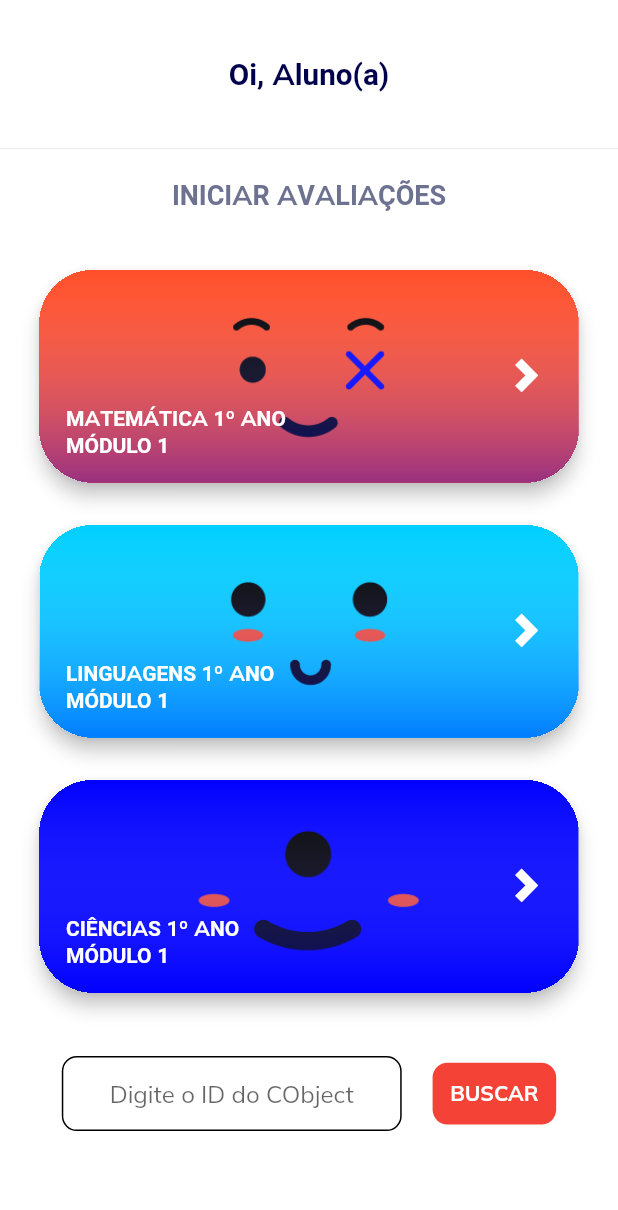
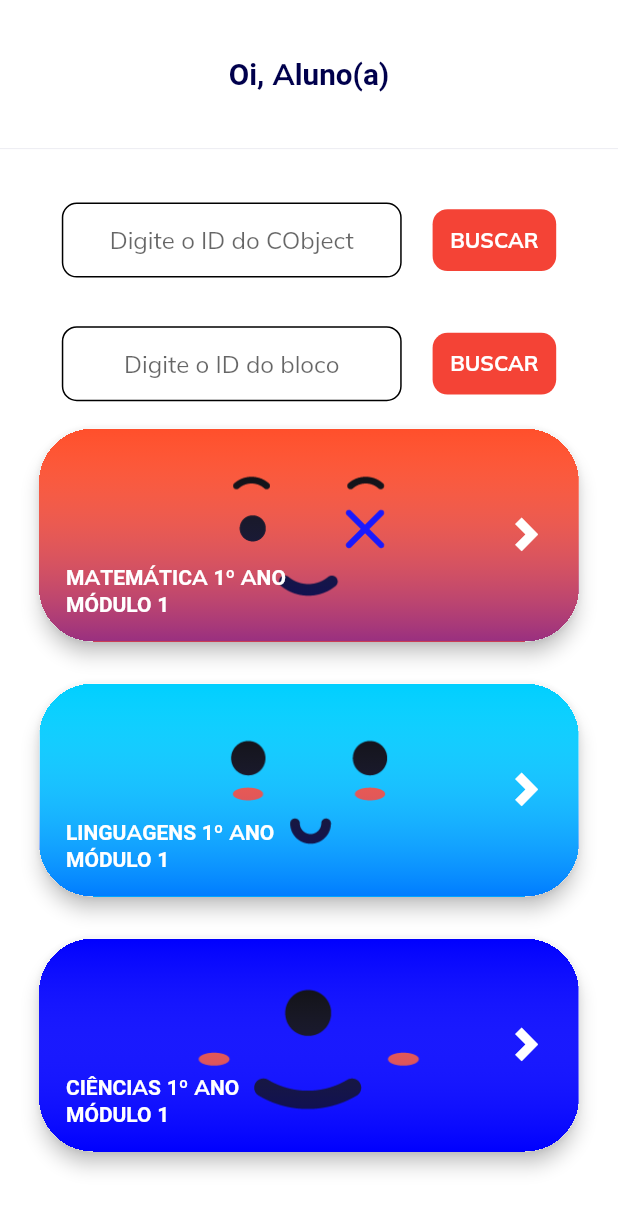
Before and after one commit to ipti/br.ipti.org.synapseedu.app, a Flutter app: the AdminPage screen opened by its route, after a tap on "MATEMÁTICA 1º ANO", on a phone screen of 412 x 824 dp. Shown: the top 1210 px of the screen. Run offline on Flutter 3.47's test engine with Material 2 defaults, Android fonts, the light colour scheme and no system bars; our stand-ins replace audioplayers, dio, file, flutter_riverpod, google_fonts, googleapis_auth and 6 more; missing offline and left inert: fdottedline, flutter_audio_recorder, flutter_inappwebview, googleapis, qr_code_scanner, twilio_phone_verify; accounts and stored records are empty; network calls fail; key blocks and very long unbroken strings in the code were emptied for the run.

Commit message:
[vs1/sprint10/10.11] Admin pode acessar blocos de teste

```diff
--- a/lib/admin/admin_page.dart
+++ b/lib/admin/admin_page.dart
@@ -12,11 +12,15 @@ class AdminPage extends StatefulWidget {
 
 class _AdminPageState extends State<AdminPage> {
   TextEditingController cobjectId = TextEditingController();
+  TextEditingController blockIdController = TextEditingController();
 
-  void redirectToQuestion(int cobjectIdIndex, String disciplineId, String discipline) async {
+  void redirectToQuestion(
+      int cobjectIdIndex, String disciplineId, String discipline,
+      {String blockChosen}) async {
     SharedPreferences prefs = await SharedPreferences.getInstance();
 
-    var blockId = await ApiBlock.getBlockByDiscipline(disciplineId);
+    var blockId =
+        blockChosen ?? await ApiBlock.getBlockByDiscipline(disciplineId);
     var responseBlock = await ApiBlock.getBlock(blockId);
     List<String> cobjectIdList = [];
     int cobjectId = prefs.getInt('last_cobject_$discipline') ?? 0;
@@ -40,9 +44,107 @@ class _AdminPageState extends State<AdminPage> {
       body: SingleChildScrollView(
         child: Column(
           children: [
-            initTitle(text: "Oi, $studentName", heightScreen: heightScreen, bottomMargin: 20),
-            Text('INICIAR AVALIAÇÕES', style: TextStyle(color: Color(0XFF6E7291), fontWeight: FontWeight.bold, fontFamily: "ElessonIconLib", fontSize: 18)),
-            SizedBox(height: 36.0),
+            initTitle(
+                text: "Oi, $studentName",
+                heightScreen: heightScreen,
+                bottomMargin: 20),
+            // Text(
+            //   'INICIAR AVALIAÇÕES',
+            //   style: TextStyle(
+            //       color: Color(0XFF6E7291),
+            //       fontWeight: FontWeight.bold,
+            //       fontFamily: "ElessonIconLib",
+            //       fontSize: 18),
+            // ),
+            // SizedBox(height: 36.0),
+            Container(
+              width: widthScreen * 0.8,
+              height: heightScreen * 0.1,
+              child: Row(
+                mainAxisAlignment: MainAxisAlignment.spaceBetween,
+                children: [
+                  Container(
+                    decoration: BoxDecoration(
+                        border: Border.all(color: Colors.black),
+                        borderRadius: BorderRadius.circular(10)),
+                    width: widthScreen * 0.55,
+                    child: TextFormField(
+                      textAlign: TextAlign.center,
+                      decoration: InputDecoration(
+                          hintText: 'Digite o ID do CObject',
+                          border: InputBorder.none),
+                      controller: cobjectId,
+                    ),
+                  ),
+                  GestureDetector(
+                    behavior: HitTestBehavior.translucent,
+                    onTap: () {
+                      getCobject(0, context, [cobjectId.text]);
+                      // ApiCobject.getQuestao(0,[cobjectId.text])cobjectId.text;
+                    },
+                    child: Container(
+                      decoration: BoxDecoration(
+                        borderRadius: BorderRadius.circular(10),
+                        color: Colors.red,
+                      ),
+                      width: widthScreen * 0.2,
+                      height: heightScreen * 0.05,
+                      child: Center(
+                        child: Text(
+                          'BUSCAR',
+                          style: TextStyle(
+                              color: Colors.white, fontWeight: FontWeight.bold),
+                        ),
+                      ),
+                    ),
+                  ),
+                ],
+              ),
+            ),
+            Container(
+              width: widthScreen * 0.8,
+              height: heightScreen * 0.1,
+              child: Row(
+                mainAxisAlignment: MainAxisAlignment.spaceBetween,
+                children: [
+                  Container(
+                    decoration: BoxDecoration(
+                        border: Border.all(color: Colors.black),
+                        borderRadius: BorderRadius.circular(10)),
+                    width: widthScreen * 0.55,
+                    child: TextFormField(
+                      textAlign: TextAlign.center,
+                      decoration: InputDecoration(
+                          hintText: 'Digite o ID do bloco',
+                          border: InputBorder.none),
+                      controller: blockIdController,
+                    ),
+                  ),
+                  GestureDetector(
+                    behavior: HitTestBehavior.translucent,
+                    onTap: () {
+                      redirectToQuestion(0, '1', 'Teste',
+                          blockChosen: blockIdController.text);
+                    },
+                    child: Container(
+                      decoration: BoxDecoration(
+                        borderRadius: BorderRadius.circular(10),
+                        color: Colors.red,
+                      ),
+                      width: widthScreen * 0.2,
+                      height: heightScreen * 0.05,
+                      child: Center(
+                        child: Text(
+                          'BUSCAR',
+                          style: TextStyle(
+                              color: Colors.white, fontWeight: FontWeight.bold),
+                        ),
+                      ),
+                    ),
+                  ),
+                ],
+              ),
+            ),
             ElessonCardWidget(
               blockDone: false,
               backgroundImage: "assets/img/mate.png",
@@ -86,43 +188,6 @@ class _AdminPageState extends State<AdminPage> {
               },
               context: context,
             ),
-            Container(
-              width: widthScreen * 0.8,
-              height: heightScreen * 0.1,
-              child: Row(mainAxisAlignment: MainAxisAlignment.spaceBetween,
-                children: [
-                  Container(
-                    decoration: BoxDecoration(border: Border.all(color: Colors.black), borderRadius: BorderRadius.circular(10)),
-                    width: widthScreen * 0.55,
-                    child: TextFormField(
-                      textAlign: TextAlign.center,decoration: InputDecoration(hintText: 'Digite o ID do CObject',border: InputBorder.none),
-                      controller: cobjectId,
-                    ),
-                  ),
-                  GestureDetector(
-                    behavior: HitTestBehavior.translucent,
-                    onTap: () {
-                      getCobject(0,context,[cobjectId.text]);
-                      // ApiCobject.getQuestao(0,[cobjectId.text])cobjectId.text;
-                    },
-                    child: Container(
-                      decoration: BoxDecoration(
-                        borderRadius: BorderRadius.circular(10),
-                        color: Colors.red,
-                      ),
-                      width: widthScreen * 0.2,
-                      height: heightScreen * 0.05,
-                      child: Center(
-                        child: Text(
-                          'BUSCAR',
-                          style: TextStyle(color: Colors.white, fontWeight: FontWeight.bold),
-                        ),
-                      ),
-                    ),
-                  ),
-                ],
-              ),
-            ),
           ],
         ),
       ),
```
